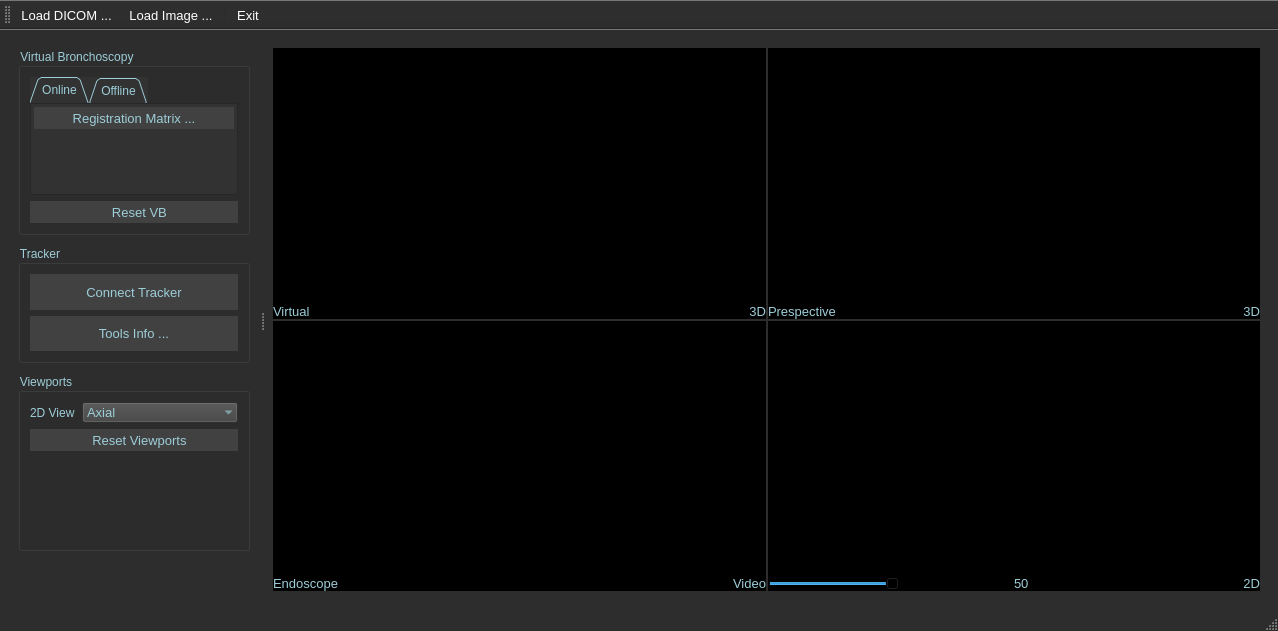
Qt form ui/MainWindow.ui (DaneshJoy/bronchoscopy) before a commit.
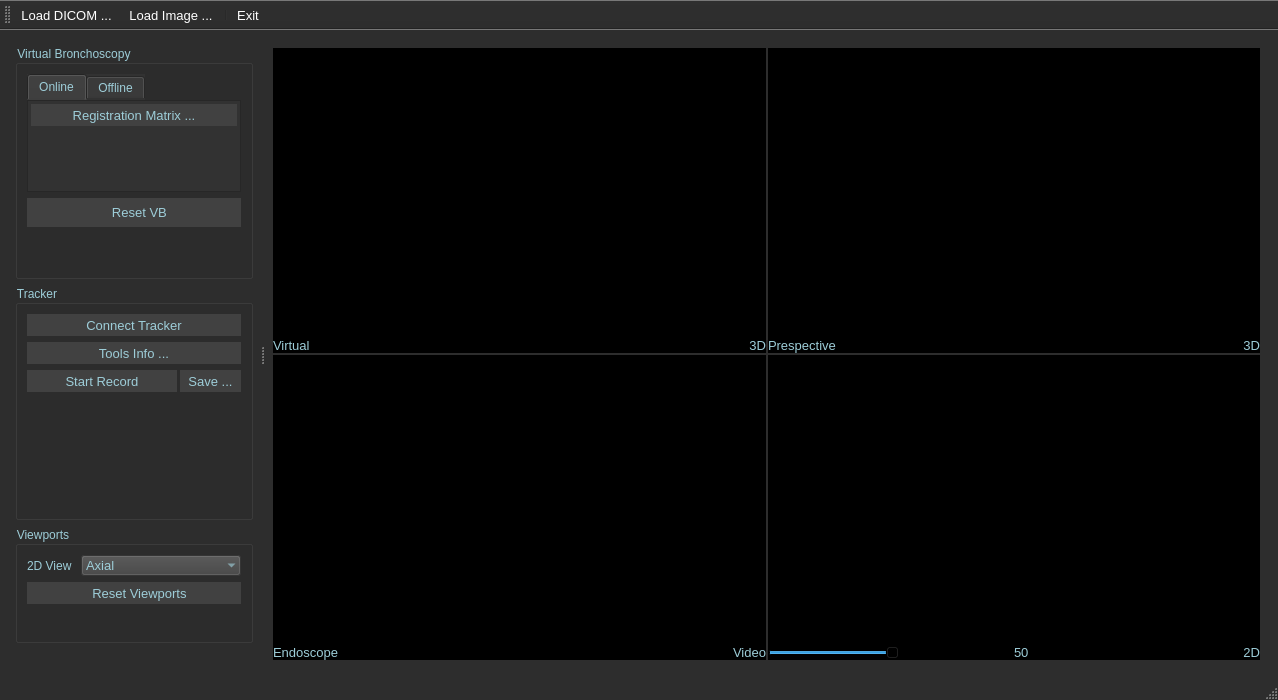
The same form after that commit. Icons and pictures are not drawn.

Commit message: Record coords gui

The edit to the form file:
```diff
--- a/ui/MainWindow.ui
+++ b/ui/MainWindow.ui
@@ -10,7 +10,7 @@
     <x>0</x>
     <y>0</y>
     <width>1278</width>
-    <height>631</height>
+    <height>700</height>
    </rect>
   </property>
   <property name="sizePolicy">
@@ -316,12 +316,21 @@
        <property name="midLineWidth">
         <number>0</number>
        </property>
-       <layout class="QVBoxLayout" name="verticalLayout" stretch="0,2,3,1">
+       <layout class="QVBoxLayout" name="verticalLayout" stretch="2,2,1,0">
         <property name="spacing">
-         <number>10</number>
+         <number>6</number>
+        </property>
+        <property name="leftMargin">
+         <number>6</number>
         </property>
         <property name="topMargin">
-         <number>9</number>
+         <number>6</number>
+        </property>
+        <property name="rightMargin">
+         <number>6</number>
+        </property>
+        <property name="bottomMargin">
+         <number>6</number>
         </property>
         <item>
          <widget class="QGroupBox" name="groupBox_VB">
@@ -358,7 +367,7 @@
           <property name="checkable">
            <bool>false</bool>
           </property>
-          <layout class="QVBoxLayout" name="verticalLayout_2" stretch="0,1">
+          <layout class="QVBoxLayout" name="verticalLayout_2" stretch="0,1,0">
            <property name="spacing">
             <number>6</number>
            </property>
@@ -386,7 +395,7 @@
               <enum>QTabWidget::North</enum>
              </property>
              <property name="tabShape">
-              <enum>QTabWidget::Triangular</enum>
+              <enum>QTabWidget::Rounded</enum>
              </property>
              <property name="currentIndex">
               <number>0</number>
@@ -398,7 +407,7 @@
               </size>
              </property>
              <property name="elideMode">
-              <enum>Qt::ElideNone</enum>
+              <enum>Qt::ElideMiddle</enum>
              </property>
              <property name="usesScrollButtons">
               <bool>false</bool>
@@ -434,11 +443,17 @@
                </property>
                <item>
                 <widget class="QFrame" name="frame_2">
+                 <property name="styleSheet">
+                  <string notr="true"/>
+                 </property>
                  <property name="frameShape">
                   <enum>QFrame::StyledPanel</enum>
                  </property>
                  <property name="frameShadow">
-                  <enum>QFrame::Raised</enum>
+                  <enum>QFrame::Plain</enum>
+                 </property>
+                 <property name="lineWidth">
+                  <number>1</number>
                  </property>
                  <layout class="QVBoxLayout" name="verticalLayout_9">
                   <property name="spacing">
@@ -494,7 +509,7 @@
                     <property name="iconSize">
                      <size>
                       <width>36</width>
-                      <height>36</height>
+                      <height>28</height>
                      </size>
                     </property>
                     <property name="checkable">
@@ -905,7 +920,7 @@
              <property name="iconSize">
               <size>
                <width>36</width>
-               <height>36</height>
+               <height>28</height>
               </size>
              </property>
              <property name="checkable">
@@ -919,6 +934,19 @@
              </property>
             </widget>
            </item>
+           <item>
+            <spacer name="verticalSpacer_5">
+             <property name="orientation">
+              <enum>Qt::Vertical</enum>
+             </property>
+             <property name="sizeHint" stdset="0">
+              <size>
+               <width>20</width>
+               <height>40</height>
+              </size>
+             </property>
+            </spacer>
+           </item>
           </layout>
          </widget>
         </item>
@@ -992,7 +1020,7 @@
              <property name="iconSize">
               <size>
                <width>36</width>
-               <height>36</height>
+               <height>28</height>
               </size>
              </property>
              <property name="checkable">
@@ -1044,7 +1072,7 @@
              <property name="iconSize">
               <size>
                <width>36</width>
-               <height>36</height>
+               <height>28</height>
               </size>
              </property>
              <property name="checkable">
@@ -1058,13 +1086,133 @@
              </property>
             </widget>
            </item>
+           <item>
+            <layout class="QHBoxLayout" name="horizontalLayout_10" stretch="4,1">
+             <property name="spacing">
+              <number>3</number>
+             </property>
+             <item>
+              <widget class="QToolButton" name="btn_recordToolRef">
+               <property name="enabled">
+                <bool>false</bool>
+               </property>
+               <property name="sizePolicy">
+                <sizepolicy hsizetype="Preferred" vsizetype="Preferred">
+                 <horstretch>0</horstretch>
+                 <verstretch>0</verstretch>
+                </sizepolicy>
+               </property>
+               <property name="font">
+                <font>
+                 <pointsize>10</pointsize>
+                </font>
+               </property>
+               <property name="cursor">
+                <cursorShape>PointingHandCursor</cursorShape>
+               </property>
+               <property name="layoutDirection">
+                <enum>Qt::LeftToRight</enum>
+               </property>
+               <property name="autoFillBackground">
+                <bool>false</bool>
+               </property>
+               <property name="styleSheet">
+                <string notr="true">background-color: rgb(65, 65, 65);</string>
+               </property>
+               <property name="text">
+                <string>Start Record</string>
+               </property>
+               <property name="icon">
+                <iconset resource="resources.qrc">
+                 <normaloff>:/icon/icons/rec_start.png</normaloff>:/icon/icons/rec_start.png</iconset>
+               </property>
+               <property name="iconSize">
+                <size>
+                 <width>36</width>
+                 <height>28</height>
+                </size>
+               </property>
+               <property name="checkable">
+                <bool>false</bool>
+               </property>
+               <property name="toolButtonStyle">
+                <enum>Qt::ToolButtonTextBesideIcon</enum>
+               </property>
+               <property name="autoRaise">
+                <bool>true</bool>
+               </property>
+              </widget>
+             </item>
+             <item>
+              <widget class="QToolButton" name="btn_saveToolRefCoords">
+               <property name="enabled">
+                <bool>false</bool>
+               </property>
+               <property name="sizePolicy">
+                <sizepolicy hsizetype="Preferred" vsizetype="Preferred">
+                 <horstretch>0</horstretch>
+                 <verstretch>0</verstretch>
+                </sizepolicy>
+               </property>
+               <property name="font">
+                <font>
+                 <pointsize>10</pointsize>
+                </font>
+               </property>
+               <property name="cursor">
+                <cursorShape>PointingHandCursor</cursorShape>
+               </property>
+               <property name="layoutDirection">
+                <enum>Qt::LeftToRight</enum>
+               </property>
+               <property name="autoFillBackground">
+                <bool>false</bool>
+               </property>
+               <property name="styleSheet">
+                <string notr="true">background-color: rgb(65, 65, 65);</string>
+               </property>
+               <property name="text">
+                <string>Save ...</string>
+               </property>
+               <property name="iconSize">
+                <size>
+                 <width>36</width>
+                 <height>28</height>
+                </size>
+               </property>
+               <property name="checkable">
+                <bool>false</bool>
+               </property>
+               <property name="toolButtonStyle">
+                <enum>Qt::ToolButtonTextBesideIcon</enum>
+               </property>
+               <property name="autoRaise">
+                <bool>true</bool>
+               </property>
+              </widget>
+             </item>
+            </layout>
+           </item>
+           <item>
+            <spacer name="verticalSpacer_3">
+             <property name="orientation">
+              <enum>Qt::Vertical</enum>
+             </property>
+             <property name="sizeHint" stdset="0">
+              <size>
+               <width>20</width>
+               <height>40</height>
+              </size>
+             </property>
+            </spacer>
+           </item>
           </layout>
          </widget>
         </item>
         <item>
          <widget class="QGroupBox" name="groupBox_Viewports">
           <property name="enabled">
-           <bool>true</bool>
+           <bool>false</bool>
           </property>
           <property name="font">
            <font>
@@ -1185,7 +1333,7 @@
            <item>
             <widget class="QToolButton" name="btn_ResetViewports">
              <property name="enabled">
-              <bool>true</bool>
+              <bool>false</bool>
              </property>
              <property name="sizePolicy">
               <sizepolicy hsizetype="Preferred" vsizetype="Preferred">
@@ -1220,7 +1368,7 @@
              <property name="iconSize">
               <size>
                <width>36</width>
-               <height>36</height>
+               <height>28</height>
               </size>
              </property>
              <property name="checkable">
@@ -1463,6 +1611,7 @@
             <property name="lineWidth">
              <number>0</number>
             </property>
+            <layout class="QVBoxLayout" name="verticalLayout_10"/>
            </widget>
           </item>
           <item>
```
Left out of the diff: 6 changed lines with no effect on the pictures. The commit also changes 14 other files.
